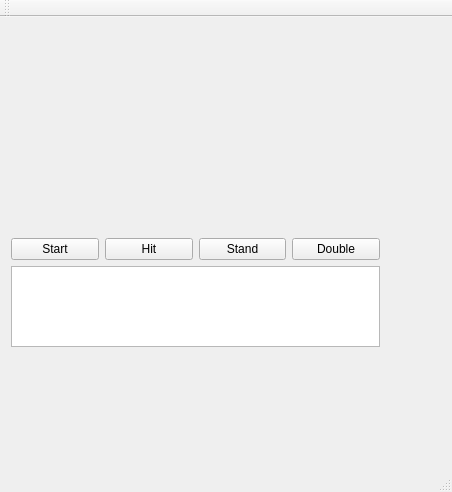
The window that mainwindow.ui (bfernandez2793/blackjackproject) describes before a commit, drawn with Qt 5.
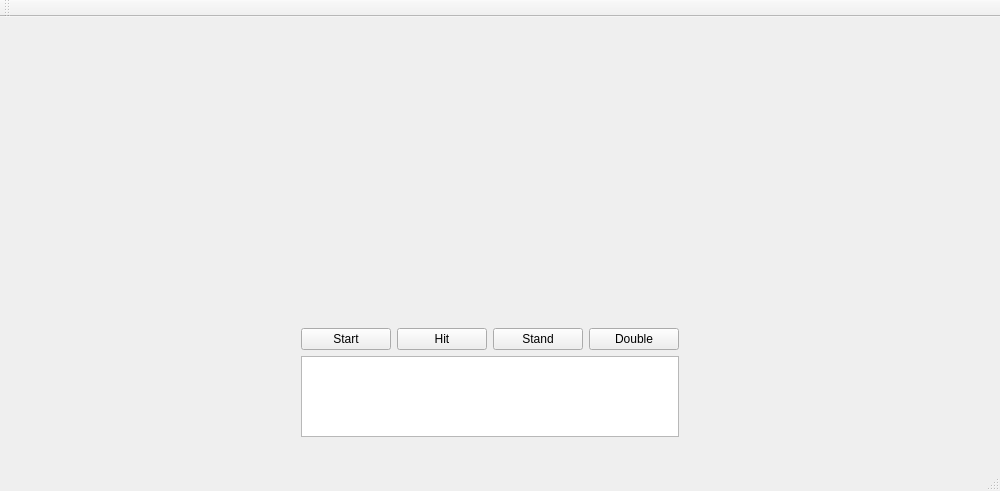
The same window after the commit.

Commit message:
Container-Update(qt)
Removed unneccessary container

Patch:
```diff
--- a/mainwindow.ui
+++ b/mainwindow.ui
@@ -6,8 +6,8 @@
    <rect>
     <x>0</x>
     <y>0</y>
-    <width>452</width>
-    <height>492</height>
+    <width>1000</width>
+    <height>491</height>
    </rect>
   </property>
   <property name="windowTitle">
@@ -17,9 +17,9 @@
    <widget class="QWidget" name="layoutWidget">
     <property name="geometry">
      <rect>
-      <x>0</x>
-      <y>210</y>
-      <width>391</width>
+      <x>290</x>
+      <y>300</y>
+      <width>400</width>
       <height>131</height>
      </rect>
     </property>
@@ -64,8 +64,8 @@
    <widget class="QLabel" name="cardLabel">
     <property name="geometry">
      <rect>
-      <x>0</x>
-      <y>110</y>
+      <x>390</x>
+      <y>200</y>
       <width>100</width>
       <height>80</height>
      </rect>
@@ -80,8 +80,8 @@
    <widget class="QLabel" name="cardLabel_2">
     <property name="geometry">
      <rect>
-      <x>0</x>
-      <y>10</y>
+      <x>390</x>
+      <y>40</y>
       <width>100</width>
       <height>80</height>
      </rect>
```
Left out of the diff: 6 changed lines with no effect on the pictures. The commit also changes 2 other files.
